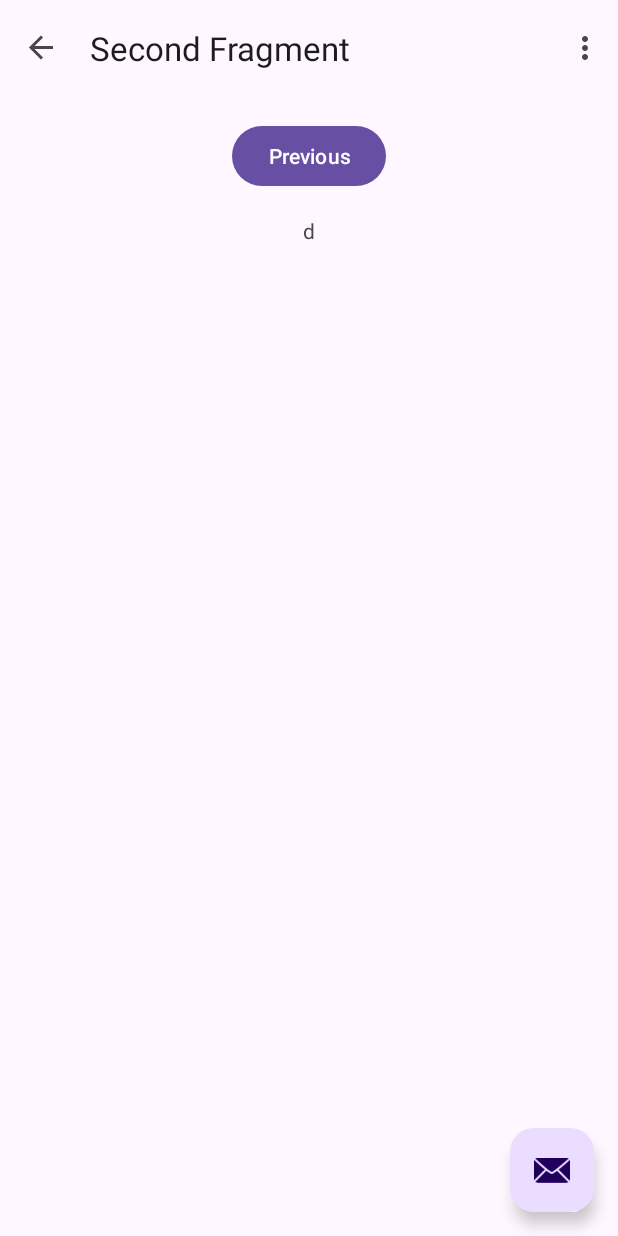
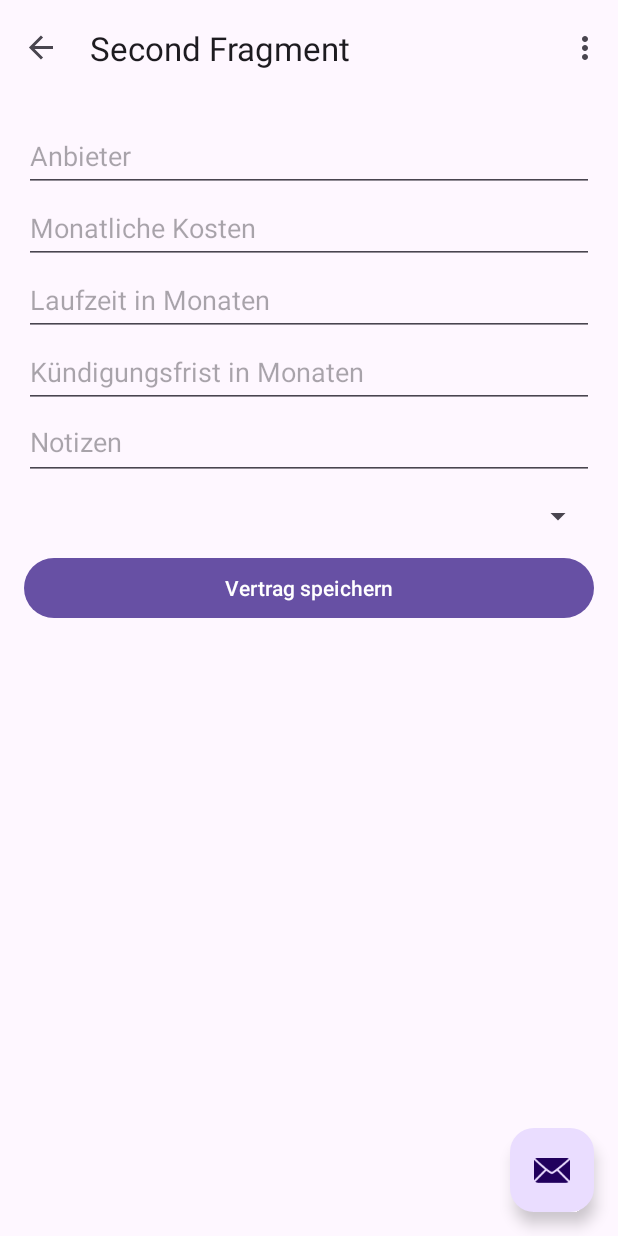
Before and after one commit to fariselk123/MyProjekt, an Android app: the SecondFragment screen opened through its navigation route, on a phone screen of 412 x 824 dp. Run offline under Robolectric (Android 15) with nearby library versions, the phone set to English and light mode, and no system bars; our stand-ins replace navigation-ui.

Commit message:
habe etwas überarbeitet und teile mit euch mal diesen stand.

```diff
--- a/app/src/main/java/de/contractly/FirstFragment.java
+++ b/app/src/main/java/de/contractly/FirstFragment.java
@@ -29,9 +29,22 @@ public class FirstFragment extends Fragment {
     public void onViewCreated(@NonNull View view, Bundle savedInstanceState) {
         super.onViewCreated(view, savedInstanceState);
 
-        binding.buttonFirst.setOnClickListener(v ->
+        // Klick-Listener für den "Neuen Vertrag anlegen" Button
+        binding.buttonNewContract.setOnClickListener(v ->
                 NavHostFragment.findNavController(FirstFragment.this)
                         .navigate(R.id.action_FirstFragment_to_SecondFragment)
+        );
+
+        // Klick-Listener für den "Vertragsübersicht" Button
+        binding.buttonOverview.setOnClickListener(v ->
+                NavHostFragment.findNavController(FirstFragment.this)
+                        .navigate(R.id.action_FirstFragment_to_overviewFragment)
+        );
+
+        // Klick-Listener für den "Profil & Einstellungen" Button
+        binding.buttonProfile.setOnClickListener(v ->
+                NavHostFragment.findNavController(FirstFragment.this)
+                        .navigate(R.id.action_FirstFragment_to_profileFragment)
         );
     }
 
--- a/app/src/main/java/de/contractly/SecondFragment.java
+++ b/app/src/main/java/de/contractly/SecondFragment.java
@@ -29,7 +29,8 @@ public class SecondFragment extends Fragment {
     public void onViewCreated(@NonNull View view, Bundle savedInstanceState) {
         super.onViewCreated(view, savedInstanceState);
 
-        binding.buttonSecond.setOnClickListener(v ->
+        // Klick-Listener für den "Vertrag speichern"-Button
+        binding.buttonSaveContract.setOnClickListener(v ->
                 NavHostFragment.findNavController(SecondFragment.this)
                         .navigate(R.id.action_SecondFragment_to_FirstFragment)
         );
--- a/app/src/main/res/layout/fragment_second.xml
+++ b/app/src/main/res/layout/fragment_second.xml
@@ -3,7 +3,7 @@
     xmlns:app="http://schemas.android.com/apk/res-auto"
     xmlns:tools="http://schemas.android.com/tools"
     android:layout_width="match_parent"
-    android:layout_height="match_parent"
+    android:layout_height="wrap_content"
     tools:context=".SecondFragment">
 
     <androidx.constraintlayout.widget.ConstraintLayout
@@ -11,25 +11,62 @@
         android:layout_height="match_parent"
         android:padding="16dp">
 
-        <Button
-            android:id="@+id/button_second"
-            android:layout_width="wrap_content"
-            android:layout_height="wrap_content"
-            android:text="@string/previous"
-            app:layout_constraintBottom_toTopOf="@id/textview_second"
-            app:layout_constraintEnd_toEndOf="parent"
-            app:layout_constraintStart_toStartOf="parent"
-            app:layout_constraintTop_toTopOf="parent" />
+        <LinearLayout
+            android:layout_width="match_parent"
+            android:layout_height="match_parent"
+            android:orientation="vertical">
 
-        <TextView
-            android:id="@+id/textview_second"
-            android:layout_width="wrap_content"
-            android:layout_height="wrap_content"
-            android:layout_marginTop="16dp"
-            android:text="@string/lorem_ipsum"
-            app:layout_constraintBottom_toBottomOf="parent"
-            app:layout_constraintEnd_toEndOf="parent"
-            app:layout_constraintStart_toStartOf="parent"
-            app:layout_constraintTop_toBottomOf="@id/button_second" />
+            <EditText
+                android:id="@+id/edit_text_provider"
+                android:layout_width="match_parent"
+                android:layout_height="48dp"
+                android:ems="10"
+                android:hint="Anbieter"
+                android:inputType="text" />
+
+            <EditText
+                android:id="@+id/edit_text_cost"
+                android:layout_width="match_parent"
+                android:layout_height="48dp"
+                android:ems="10"
+                android:hint="Monatliche Kosten"
+                android:inputType="numberDecimal" />
+
+            <EditText
+                android:id="@+id/edit_text_duration"
+                android:layout_width="match_parent"
+                android:layout_height="48dp"
+                android:ems="10"
+                android:hint="Laufzeit in Monaten"
+                android:inputType="date" />
+
+            <EditText
+                android:id="@+id/edit_text_cancellation"
+                android:layout_width="match_parent"
+                android:layout_height="48dp"
+                android:ems="10"
+                android:hint="Kündigungsfrist in Monaten"
+                android:inputType="number" />
+
+            <EditText
+                android:id="@+id/edit_text_notes"
+                android:layout_width="match_parent"
+                android:layout_height="48dp"
+                android:ems="10"
+                android:gravity="start|top"
+                android:hint="Notizen"
+                android:inputType="textMultiLine" />
+
+            <Spinner
+                android:id="@+id/spinner_category"
+                android:layout_width="match_parent"
+                android:layout_height="48dp" />
+
+            <Button
+                android:id="@+id/button_save_contract"
+                android:layout_width="match_parent"
+                android:layout_height="wrap_content"
+                android:text="Vertrag speichern" />
+        </LinearLayout>
     </androidx.constraintlayout.widget.ConstraintLayout>
 </androidx.core.widget.NestedScrollView>
--- a/app/src/main/res/navigation/nav_graph.xml
+++ b/app/src/main/res/navigation/nav_graph.xml
@@ -14,6 +14,12 @@
         <action
             android:id="@+id/action_FirstFragment_to_SecondFragment"
             app:destination="@id/SecondFragment" />
+        <action
+            android:id="@+id/action_FirstFragment_to_overviewFragment"
+            app:destination="@id/overviewFragment" />
+        <action
+            android:id="@+id/action_FirstFragment_to_profileFragment"
+            app:destination="@id/profileFragment" />
     </fragment>
     <fragment
         android:id="@+id/SecondFragment"
@@ -25,4 +31,14 @@
             android:id="@+id/action_SecondFragment_to_FirstFragment"
             app:destination="@id/FirstFragment" />
     </fragment>
+    <fragment
+        android:id="@+id/overviewFragment"
+        android:name="de.contractly.OverviewFragment"
+        android:label="fragment_overview"
+        tools:layout="@layout/fragment_overview" />
+    <fragment
+        android:id="@+id/profileFragment"
+        android:name="de.contractly.ProfileFragment"
+        android:label="fragment_profile"
+        tools:layout="@layout/fragment_profile" />
 </navigation>
--- a/app/src/main/res/values/strings.xml
+++ b/app/src/main/res/values/strings.xml
@@ -10,4 +10,6 @@
     <string name="lorem_ipsum">
        d
     </string>
+    <!-- TODO: Remove or change this placeholder text -->
+    <string name="hello_blank_fragment">Hello blank fragment</string>
 </resources>
```
Also changed, not shown: app/src/main/java/de/contractly/OverviewFragment.java (added, +64 -0 lines), app/src/main/java/de/contractly/ProfileFragment.java (added, +64 -0 lines), app/src/main/res/layout/fragment_first.xml (+19 -2 lines), app/src/main/res/layout/fragment_overview.xml (added, +14 -0 lines), app/src/main/res/layout/fragment_profile.xml (added, +14 -0 lines).
